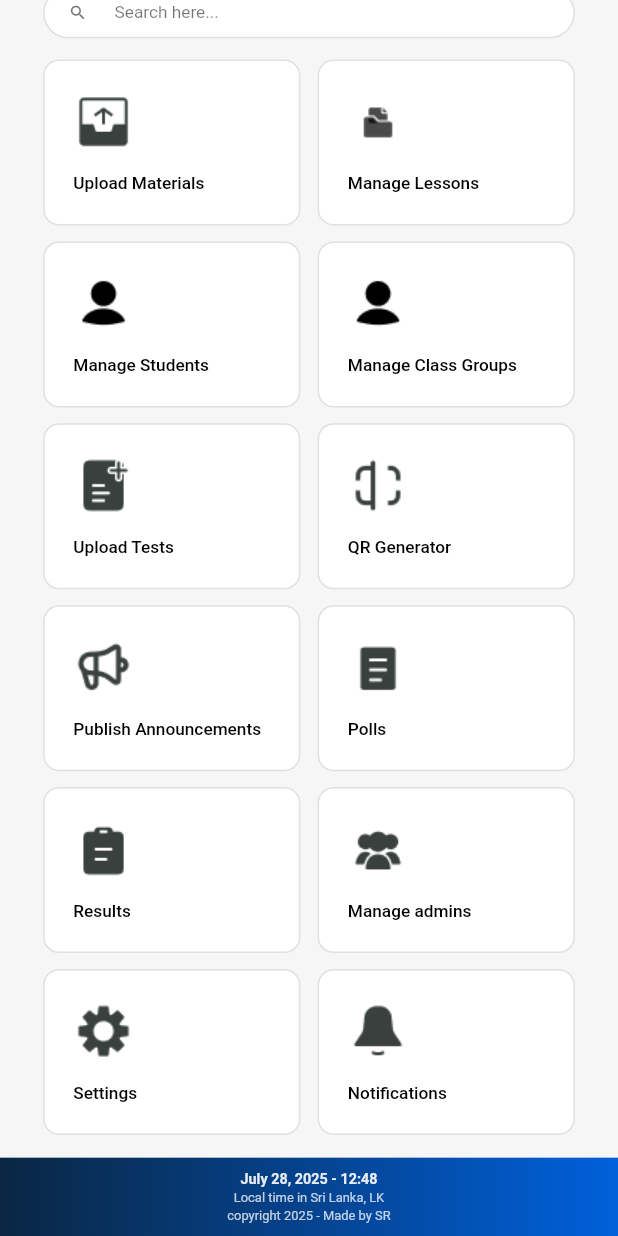
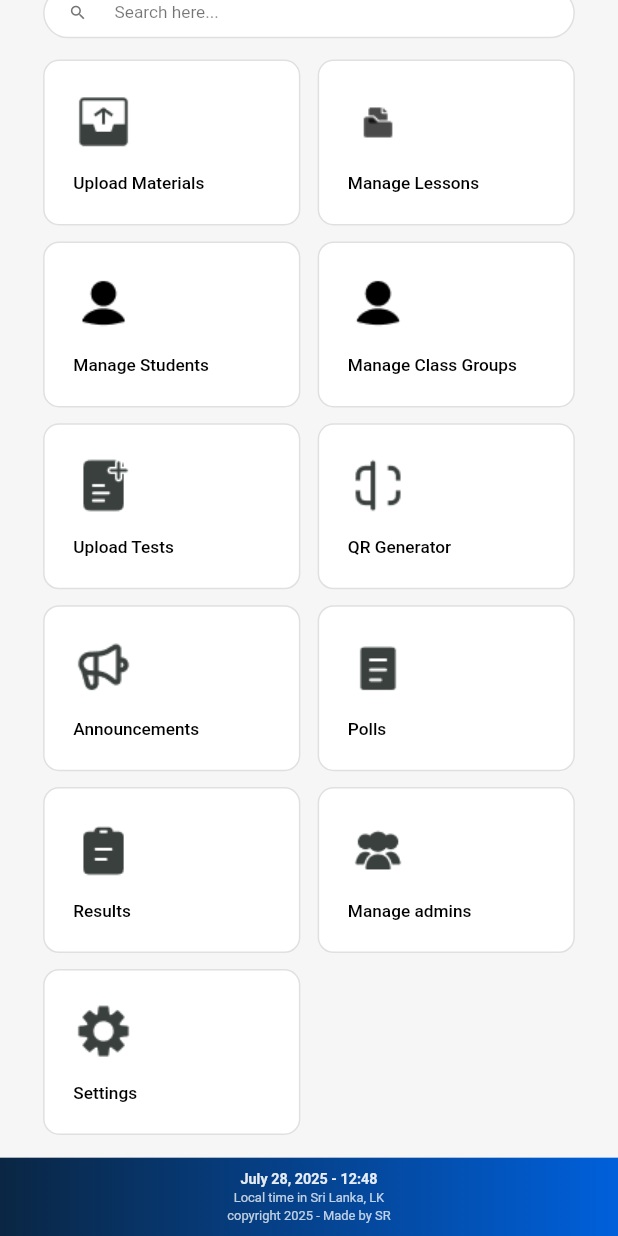
Before and after one commit to AbdhulFathir/tutor_app, a Flutter app: the TutorHomeView screen opened by its route, scrolled down 253 dp, on a phone screen of 412 x 824 dp. Run offline on Flutter 3.47's test engine with Material 3 defaults, Android fonts, the phone set to English and light mode, and no system bars; our stand-ins replace cloud_firestore, dio, firebase_auth, firebase_core, firebase_messaging, flutter_bloc and 9 more; accounts and stored records are empty.

```diff
--- a/lib/features/presentation/views/home/tutor_home_view.dart
+++ b/lib/features/presentation/views/home/tutor_home_view.dart
@@ -6,6 +6,7 @@ import '../../../../utils/app_assets.dart';
 import '../../../../utils/navigation_routes.dart';
 import '../../widgets/app_search_box.dart';
 import '../widgets/tutor_tile.dart';
+
 class TutorHomeView extends StatelessWidget {
   const TutorHomeView({super.key});
 
@@ -53,7 +54,7 @@ class TutorHomeView extends StatelessWidget {
                         ),
                         _CircleIconButton(
                           icon: Icons.notifications_none_rounded,
-                          onTap: () => Navigator.pushNamed(context, Routes.kTutorNotificationsView),
+                          onTap: () => Navigator.pushNamed(context, Routes.kTutorAnnouncementsView),
                         ),
                         10.horizontalSpace,
                         _CircleIconButton(
@@ -182,7 +183,7 @@ class TutorHomeView extends StatelessWidget {
                         ),
                         TutorTile(
                           icon: AppAssets.iconAnnouncement,
-                          label: 'Publish Announcements',
+                          label: 'Announcements',
                           onTap: () => Navigator.pushNamed(context, Routes.kTutorAnnouncementsView),
                         ),
                         TutorTile(
@@ -204,11 +205,6 @@ class TutorHomeView extends StatelessWidget {
                           icon: AppAssets.iconSetting,
                           label: 'Settings',
                           onTap: () => Navigator.pushNamed(context, Routes.kSettingsView),
-                        ),
-                        TutorTile(
-                          icon: AppAssets.iconBell,
-                          label: 'Notifications',
-                          onTap: () => Navigator.pushNamed(context, Routes.kTutorNotificationsView),
                         ),
                       ],
                     ),
--- a/lib/utils/navigation_routes.dart
+++ b/lib/utils/navigation_routes.dart
@@ -9,7 +9,6 @@ import '../features/presentation/views/lessons/manage_lesson_detail_view.dart';
 import '../features/presentation/views/lessons/manage_lessons_view.dart';
 import '../features/presentation/views/materials/upload_materials_view.dart';
 import '../features/presentation/views/notifications/notification_details_view.dart';
-import '../features/presentation/views/notifications/notifications_view.dart';
 import '../features/presentation/views/polls/polls_view.dart';
 import '../features/presentation/views/qr/qr_generate_view.dart';
 import '../features/presentation/views/qr/qr_home_view.dart';
@@ -58,7 +57,6 @@ class Routes {
   static const String kTutorManageAdminsView = "kTutorManageAdminsView";
   static const String kTutorAddAdminView = "kTutorAddAdminView";
   static const String kTutorEditAdminView = "kTutorEditAdminView";
-  static const String kTutorNotificationsView = "kTutorNotificationsView";
   static const String kNotificationDetailsView = "kNotificationDetailsView";
 
   static Route<dynamic> generateRoute(RouteSettings settings) {
@@ -206,11 +204,6 @@ class Routes {
             arguments: settings.arguments,
           ),
         );
-      case Routes.kTutorNotificationsView:
-        return MaterialPageRoute(
-          builder: (_) => const TutorNotificationsView(),
-          settings: const RouteSettings(name: Routes.kTutorNotificationsView),
-        );
       case Routes.kNotificationDetailsView:
         return MaterialPageRoute(
           builder: (_) => const NotificationDetailsView(),
```
Also changed, not shown: lib/features/presentation/views/announcements/announcements_view.dart (+19 -2 lines).
